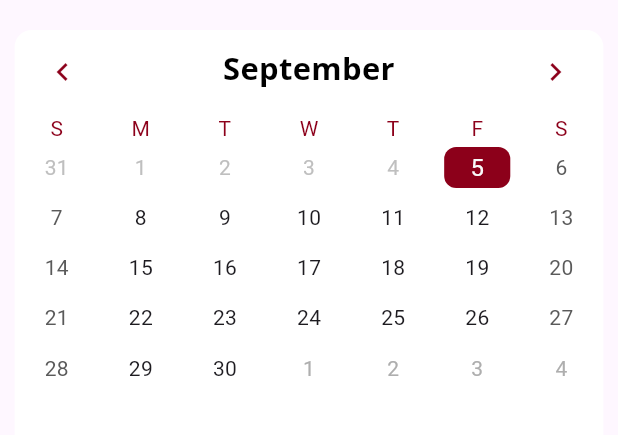
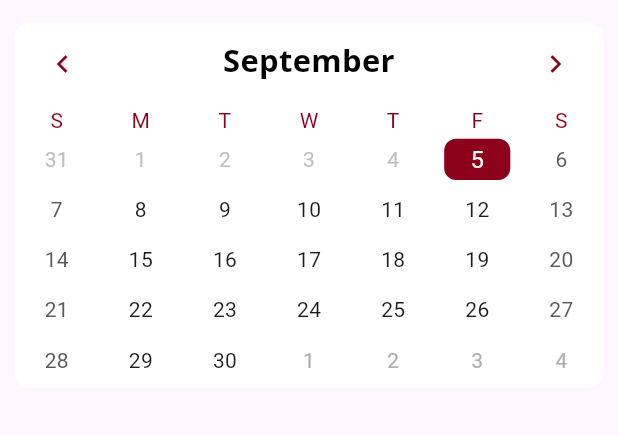
Before and after one commit to neeraja-pradeep/Temple_App, a Flutter app: the MalayalamCalendar widget shown alone on an empty page, opened directly, on a phone screen of 412 x 824 dp, the part 90-525 px from its top. Run offline on Flutter 3.47's test engine with Material 3 defaults, Android fonts, the phone set to English and light mode, and no system bars; drawn by our look-alikes of table_calendar; our stand-ins replace dropdown_button2, flutter_riverpod, flutter_screenutil, hive, hive_flutter, shimmer; accounts and stored records are empty; network calls fail.

Commit message:
'adjustments'

```diff
--- a/lib/core/app.dart
+++ b/lib/core/app.dart
@@ -58,7 +58,7 @@ class _MainNavScreenState extends State<MainNavScreen> {
           fit: StackFit.expand,
           children: [
             Image.asset(
-              'assets/background.png',
+              'assets/background.jpg',
               fit: BoxFit.cover,
               height: double.infinity,
               width: double.infinity,
--- a/lib/core/app_calender.dart
+++ b/lib/core/app_calender.dart
@@ -54,7 +54,7 @@ class _MalayalamCalendarState extends ConsumerState<MalayalamCalendar> {
     return Column(
       children: [
         Padding(
-          padding: const EdgeInsets.only(bottom: 8.0),
+          padding: const EdgeInsets.only(bottom: 5.0),
           child: malayalamDateAsync.when(
             data: (date) => Text(
               date.malayalamDate,
@@ -71,14 +71,15 @@ class _MalayalamCalendarState extends ConsumerState<MalayalamCalendar> {
             ),
           ),
         ),
-        SizedBox(height: 10.h),
+        SizedBox(height: 8.h),
         Container(
-          height: 275.h,
           width: 343.w,
           decoration: BoxDecoration(
             borderRadius: BorderRadius.circular(10.r),
             color: Colors.white,
           ),
+          child: Padding(
+            padding: const EdgeInsets.only(bottom: 5),
             child: TableCalendar(
               rowHeight: 28.h,
               focusedDay: _focusedDate,
@@ -176,6 +177,7 @@ class _MalayalamCalendarState extends ConsumerState<MalayalamCalendar> {
               ),
             ),
           ),
+        ),
       ],
     );
   }
--- a/lib/features/special/presentation/special_page.dart
+++ b/lib/features/special/presentation/special_page.dart
@@ -173,7 +173,7 @@ class _SpecialPageState extends ConsumerState<SpecialPage> {
                 // 1. Banner Section
                 Column(
                   children: [
-                    SizedBox(height: 64.h),
+                    SizedBox(height: 50.h),
                     SizedBox(
                       width: 343.w,
                       height: 142.h,
--- a/pubspec.yaml
+++ b/pubspec.yaml
@@ -68,7 +68,7 @@ flutter:
   uses-material-design: true
 
   assets:
-    - assets/background.png
+    - assets/background.jpg
     - assets/bottomNavBar/bn1.png
     - assets/bottomNavBar/bn2.png
     - assets/bottomNavBar/bn3.png
```
Also changed, not shown: lib/features/pooja/presentation/pooja_page.dart (+7 -7 lines), assets/background.jpg (added), assets/background.png (deleted). Lines whose indentation alone changed are shown as unchanged.
